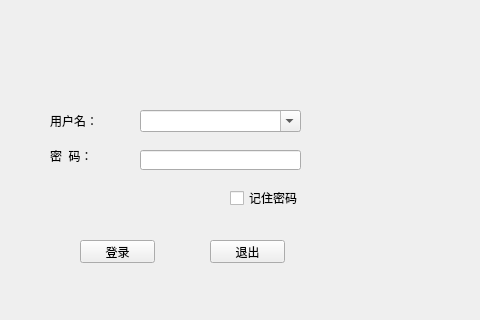
fsyv/Rfid, file upperMonitor/RfidWindow/View/login.ui: the form before one commit.
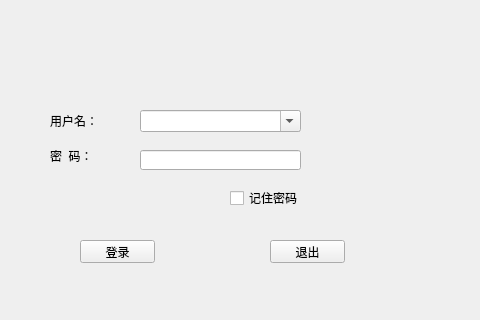
The form after the commit.

What changed in the file:
```diff
--- a/upperMonitor/RfidWindow/View/login.ui
+++ b/upperMonitor/RfidWindow/View/login.ui
@@ -94,7 +94,7 @@
   <widget class="QPushButton" name="exitPushButton">
    <property name="geometry">
     <rect>
-     <x>210</x>
+     <x>270</x>
      <y>240</y>
      <width>75</width>
      <height>23</height>
```
